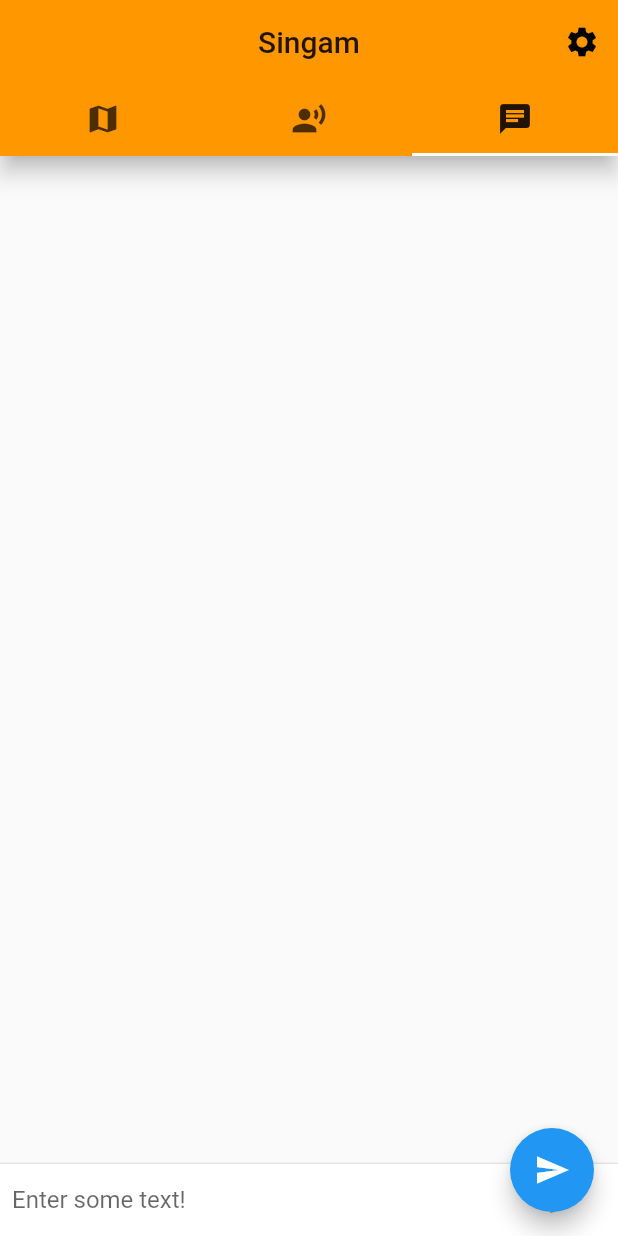
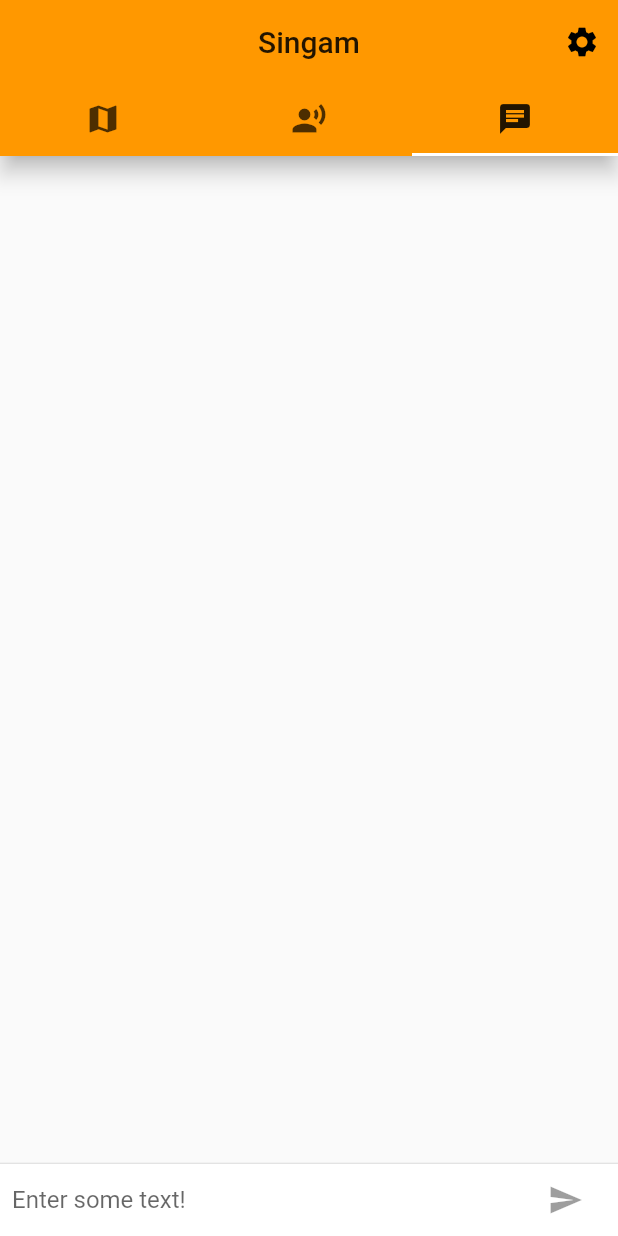
Before and after one commit to karthik540/Police_Survillence_Assistant, a Flutter app: the screen it shows after launch, tab 3 chosen, on a phone screen of 412 x 824 dp. Run offline on Flutter 3.47's test engine with Material 2 defaults, Android fonts, the phone set to English and light mode, and no system bars; our stand-ins replace dio, flutter_tts, google_maps_flutter, permission_handler; missing offline and left inert: speech_recognition.

Commit message:
Minor bug fixes

```diff
--- a/sih_police_app/lib/main.dart
+++ b/sih_police_app/lib/main.dart
@@ -9,7 +9,7 @@ class MyApp extends StatelessWidget {
   @override
   Widget build(BuildContext context) {
     return MaterialApp(
-      title: 'Police Bhai App',
+      title: 'Police App',
       theme: ThemeData(
         primarySwatch: Colors.orange,
         accentColor: Colors.blue
--- a/sih_police_app/lib/screens/mainTabBar.dart
+++ b/sih_police_app/lib/screens/mainTabBar.dart
@@ -120,11 +120,13 @@ class _MainTabBarState extends State<MainTabBar>
           ],
         ),
         //floatingActionButton: _controller.index == 1 ? ImageTranslator(translate: translateImage) : null,
-        floatingActionButton: FloatingActionButton(
-          onPressed: () => setState(() => _voiceInput = !_voiceInput),
-          tooltip: "Change input mode",
-          child: Icon(_voiceInput ? Icons.send : Icons.keyboard_voice),
-        ),
+        floatingActionButton: _controller.index == 1
+            ? FloatingActionButton(
+                onPressed: () => setState(() => _voiceInput = !_voiceInput),
+                tooltip: "Change input mode",
+                child: Icon(_voiceInput ? Icons.send : Icons.keyboard_voice),
+              )
+            : null,
         resizeToAvoidBottomPadding: false,
       ),
     );
```
Also changed, not shown: sih_police_app/lib/screens/voiceChatView/voiceIO.dart (+11 -3 lines), 10 other files.
